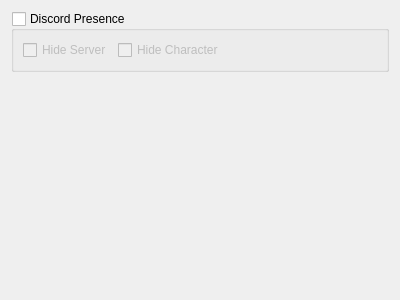
Mystery-Novel-Online/MNO-Client, file src/config_tabs/config_tab_discord.ui: the form before one commit.
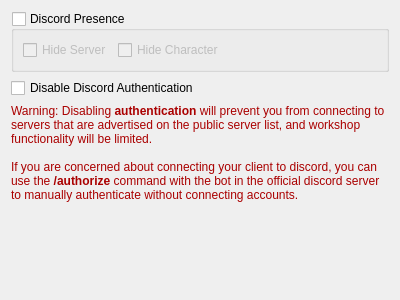
The form after the commit.

Commit message: feat(config): "disable_authentication" checkbox

```diff
--- a/src/config_tabs/config_tab_discord.ui
+++ b/src/config_tabs/config_tab_discord.ui
@@ -43,6 +43,20 @@
      </layout>
     </widget>
    </item>
+   <item>
+    <widget class="QCheckBox" name="disableIntergration">
+     <property name="text">
+      <string>Disable Discord Authentication</string>
+     </property>
+    </widget>
+   </item>
+   <item>
+    <widget class="QLabel" name="warningAuthentication">
+     <property name="text">
+      <string>&lt;html&gt;&lt;head/&gt;&lt;body&gt;&lt;p&gt;&lt;span style=&quot; color:#aa0000;&quot;&gt;Warning: Disabling &lt;/span&gt;&lt;span style=&quot; font-weight:700; color:#aa0000;&quot;&gt;authentication &lt;/span&gt;&lt;span style=&quot; color:#aa0000;&quot;&gt;will prevent you from connecting to&lt;br/&gt;servers that are advertised on the public server list, and workshop&lt;br/&gt;functionality will be limited. &lt;br/&gt;&lt;br/&gt;If you are concerned about connecting your client to discord, you can &lt;br/&gt;use the &lt;/span&gt;&lt;span style=&quot; font-weight:700; color:#aa0000;&quot;&gt;/authorize &lt;/span&gt;&lt;span style=&quot; color:#aa0000;&quot;&gt;command with the bot in the official discord server&lt;br/&gt;to manually authenticate without connecting accounts. &lt;/span&gt;&lt;/p&gt;&lt;p&gt;&lt;span style=&quot; color:#aa0000;&quot;&gt;&lt;br/&gt;&lt;/span&gt;&lt;/p&gt;&lt;/body&gt;&lt;/html&gt;</string>
+     </property>
+    </widget>
+   </item>
    <item>
     <spacer name="verticalSpacer">
      <property name="orientation">
```
The commit also changes 2 other files.
